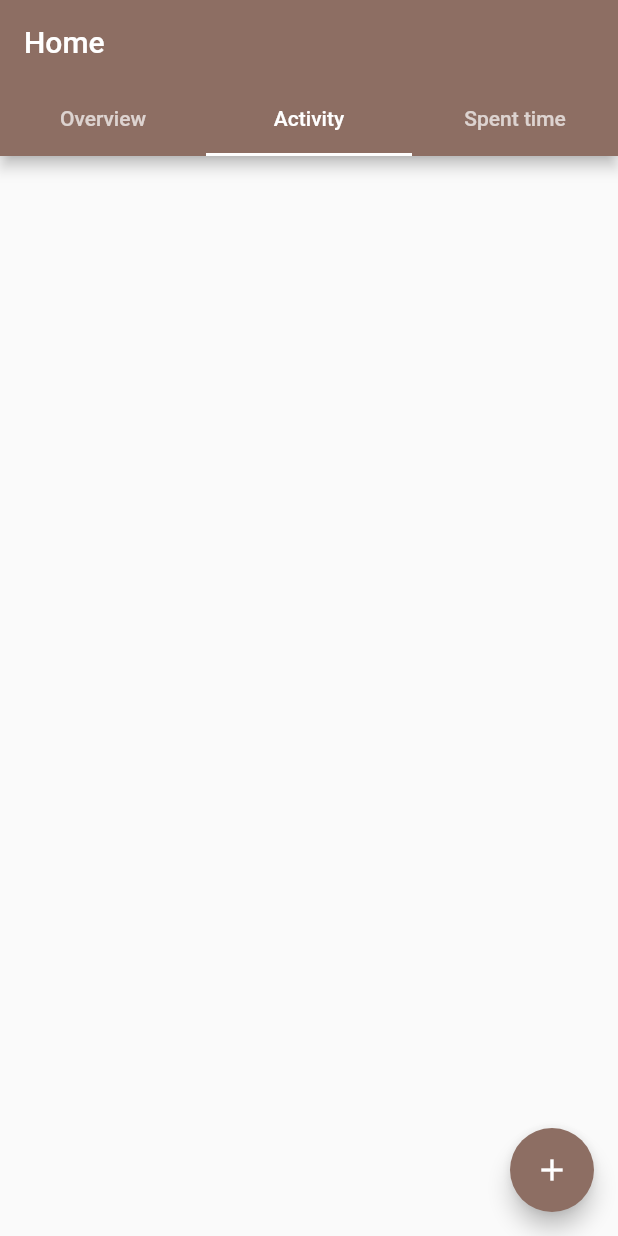
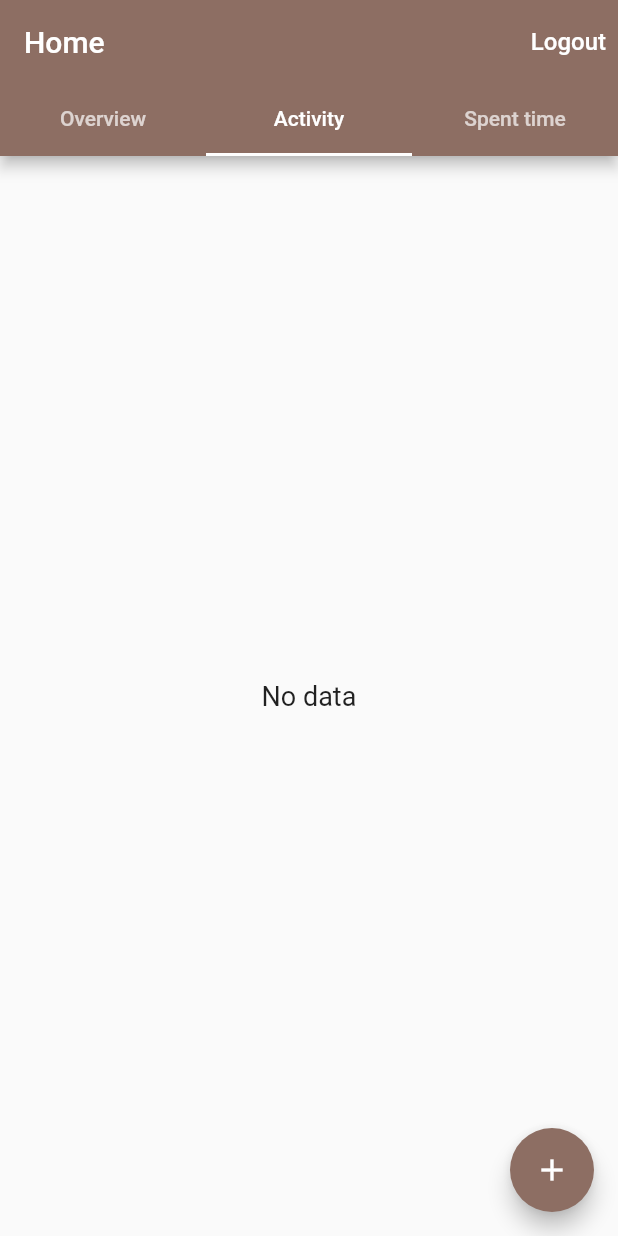
Before and after one commit to vishnu303/POC-Elixr, a Flutter app: the HomePage screen opened directly, tab 2 chosen, on a phone screen of 412 x 824 dp. Run offline on Flutter 3.47's test engine with Material 3 defaults, Android fonts, the phone set to English and light mode, and no system bars; our stand-ins replace flutter_redux, redux, shared_preferences; accounts and stored records are empty.

Commit message:
some fixes

```diff
--- a/lib/authentication/redux/auth_middleware.dart
+++ b/lib/authentication/redux/auth_middleware.dart
@@ -42,7 +42,6 @@ Middleware<AppState> signUpMiddleWare() {
               break;
           }
           store.dispatch(SignUpFaliedAction(errorMsg: errorMsg));
-          SnackBarService.showSnackBar(content: errorMsg);
         }
       } catch (e) {
         store.dispatch(SignUpFaliedAction(errorMsg: e.toString()));
--- a/lib/authentication/redux/authentication_reducer.dart
+++ b/lib/authentication/redux/authentication_reducer.dart
@@ -5,13 +5,15 @@ import 'package:elixr_poc/widgets/custom_snackbar.dart';
 
 AuthState authReducer(AuthState state, action) {
   if (action is SignUpAction) {
-    return state.copyWith(user: action.user, isFetching: true);
+    print('from sign up action');
+    return state.copyWith(isFetching: true);
   } else if (action is SignUpSuccessAction) {
     return state.copyWith(signUpSuccess: true, isFetching: false);
   } else if (action is MovedToNextPage) {
     return state.copyWith(
         signUpSuccess: false, isFetching: false, signInSuccess: false);
   } else if (action is SignUpFaliedAction) {
+    print('failed from reducer');
     SnackBarService.showSnackBar(content: action.errorMsg);
 
     return state.copyWith(
@@ -26,7 +28,7 @@ AuthState authReducer(AuthState state, action) {
         firstName: action.user.firstName,
         lastName: action.user.lastName,
         email: action.user.email,
-        password: 'password');
+        password: ' ');
     return state.copyWith(
       user: signInUser,
       signInSuccess: true,
--- a/lib/home/screens/activity_page.dart
+++ b/lib/home/screens/activity_page.dart
@@ -13,7 +13,14 @@ class ActivityPage extends StatelessWidget {
     return Scaffold(
         body: StoreBuilder(builder: (context, Store<AppState> store) {
       List<LogModel> logData = store.state.logState!.logList!.reversed.toList();
-      return ListView.builder(
+      return logData.isEmpty
+          ? const Center(
+              child: CustomText(
+                text: 'No data',
+                fontSize: 18,
+              ),
+            )
+          : ListView.builder(
               itemCount: logData.length,
               itemBuilder: (context, index) {
                 return Card(
--- a/lib/home/screens/home_page.dart
+++ b/lib/home/screens/home_page.dart
@@ -1,6 +1,8 @@
 import 'package:elixr_poc/app_redux/app_state.dart';
+import 'package:elixr_poc/authentication/screen/sign_in_page.dart';
 import 'package:elixr_poc/home/redux/log_time_action.dart';
 import 'package:elixr_poc/home/widgets/log_time_bottomsheet.dart';
+import 'package:elixr_poc/widgets/custom_text.dart';
 import 'package:flutter/material.dart';
 import 'package:elixr_poc/home/screens/activity_page.dart';
 import 'package:elixr_poc/home/screens/overview_page.dart';
@@ -32,6 +34,18 @@ class _HomePageState extends State<HomePage> {
         appBar: AppBar(
           title: const Text('Home'),
           backgroundColor: Colors.brown[400],
+          actions: [
+            TextButton(
+                onPressed: () {
+                  Navigator.of(context).pushReplacement(
+                      MaterialPageRoute(builder: (context) => SignInPage()));
+                },
+                child: CustomText(
+                  text: 'Logout',
+                  fontSize: 16,
+                  textColor: Colors.white,
+                ))
+          ],
           bottom: const TabBar(
             indicatorColor: Colors.white,
             tabs: [
--- a/lib/home/widgets/log_time_bottomsheet.dart
+++ b/lib/home/widgets/log_time_bottomsheet.dart
@@ -54,6 +54,7 @@ class _LogTimeBottomSheetState extends State<LogTimeBottomSheet> {
                   controller: _issueController,
                   labelText: 'Issue',
                   textInputAction: TextInputAction.next,
+                  keyboardType: TextInputType.number,
                   validator: (value) {
                     if (value!.isEmpty) {
                       return 'field can\'t be empty';
@@ -104,6 +105,7 @@ class _LogTimeBottomSheetState extends State<LogTimeBottomSheet> {
                   controller: _hourController,
                   labelText: 'Hours',
                   textInputAction: TextInputAction.next,
+                  keyboardType: TextInputType.number,
                   validator: (value) {
                     if (value!.isEmpty) {
                       return 'field can\'t be empty';
```
Also changed, not shown: lib/authentication/model/user_model.dart (+1 -12 lines), lib/authentication/repo/user_pref_helper.dart (deleted, +0 -32 lines), lib/authentication/screen/sign_in_page.dart (+13 -11 lines), lib/authentication/screen/sign_up_page.dart (+15 -70 lines), 1 other file. Lines whose indentation alone changed are shown as unchanged.
